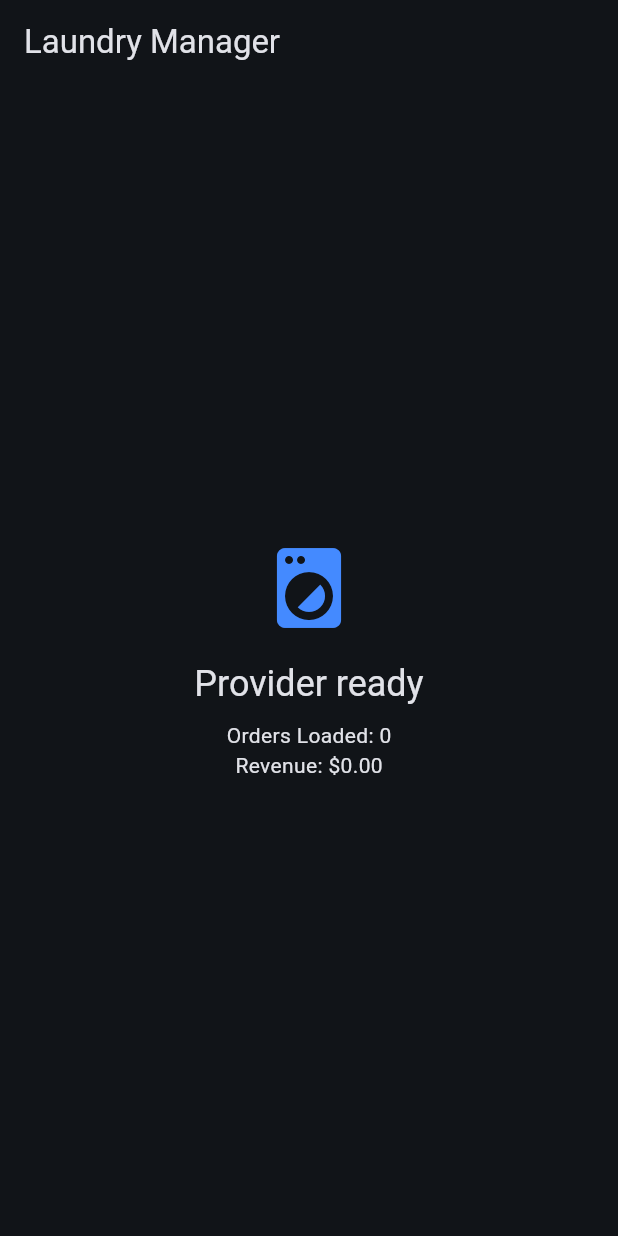
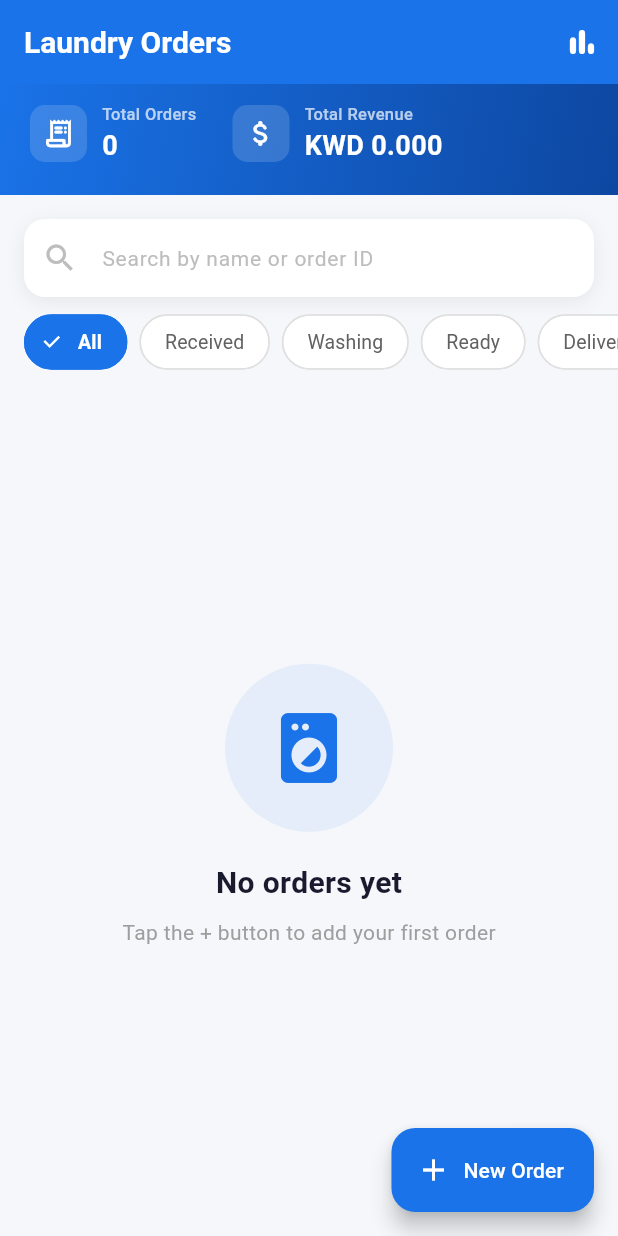
Before and after one commit to venetiafaber/flutter-laundry-orders, a Flutter app: the screen it shows after launch, on a phone screen of 412 x 824 dp. Run offline on Flutter 3.47's test engine with Material 3 defaults, Android fonts, the phone set to English and light mode, and no system bars; our stand-ins replace sqflite; accounts and stored records are empty.

Commit message:
feat: adds OrdersList screen with search, filter and dashboard

```diff
--- a/lib/main.dart
+++ b/lib/main.dart
@@ -1,6 +1,7 @@
 import 'package:flutter/material.dart';
 import 'package:provider/provider.dart';
 import 'providers/order_provider.dart';
+import 'screens/orders_list.dart';
 
 
 void main() {
@@ -22,7 +23,7 @@ class LaundryApp extends StatelessWidget {
           // theme of application
           colorScheme: ColorScheme.fromSeed(
             seedColor: Colors.blue,
-            brightness: Brightness.dark,
+            brightness: Brightness.light,
           ),
           useMaterial3: true,
           inputDecorationTheme: const InputDecorationTheme(
@@ -30,7 +31,16 @@ class LaundryApp extends StatelessWidget {
             contentPadding: EdgeInsets.symmetric(horizontal: 12, vertical: 14),
           ),
         ),
-        home: const _ProviderBootstrapper(),
+
+        // home: const _ProviderBootstrapper(),
+        // routes
+        initialRoute: '/',
+        routes: {
+          '/': (context) => const _ProviderBootstrapper(),
+          //'/add-order': (context) => AddOrder(),
+          //'/dashboard': (context) => Dashboard(),
+        },
+
       ),
     );
   }
@@ -49,7 +59,6 @@ class _ProviderBootstrapperState extends State<_ProviderBootstrapper> {
 @override
   void initState() {
     super.initState();
-
     context.read<OrderProvider>().loadOrders();
   }
 
@@ -64,27 +73,6 @@ Widget build(BuildContext context) {
     }
 
     // placeholder for OrdersListScreen
-    return Scaffold(
-      appBar: AppBar(
-        title: const Text('Laundry Manager'),
-        ),
-      body: Center(
-        child: Column(
-          mainAxisSize: MainAxisSize.min,
-          children: [
-            const Icon(Icons.local_laundry_service, size: 64, color: Colors.blueAccent),
-            const SizedBox(height: 16),
-            Text(
-              'Provider ready',
-              style: Theme.of(context).textTheme.headlineSmall,
-            ),
-            const SizedBox(height: 8),
-            Text('Orders Loaded: ${provider.stats['count']}'),
-            Text('Revenue: \$${(provider.stats['revenue'] as double).toStringAsFixed(2)}',
-            ),
-          ],
-        ),
-      ),
-    );
+    return const OrdersList();
   }
 }
--- a/lib/providers/order_provider.dart
+++ b/lib/providers/order_provider.dart
@@ -4,14 +4,14 @@ import '../db/database_helper.dart';
 
 class OrderProvider with ChangeNotifier {
 
-  final DatabaseHelper _db = DatabaseHelper();   // what does this do?
+  final DatabaseHelper _db = DatabaseHelper();
 
   List<Order>_orders = [];    // orders list from db
-  List<Order> _filtered = []; // order list after filter using searchquery is applied? is it?
+  List<Order> _filtered = []; // order list after filter using searchquery is applied
   String _searchQuery = '';   // what the user types in the search box
   String? _statusFilter;      // which status tab is active
-  bool _isLoading = false;    // variable to show loading spinner while DB is in fetching - why is this not stored in state like in react?
-  String? _error;             // variable to hold any error message - why is this not stored in state like in react?
+  bool _isLoading = false;    // variable to show loading spinner while DB is in fetching
+  String? _error;
 
   // public getters (exposed to widgets)
   List<Order> get orders => _filtered;
@@ -53,7 +53,7 @@ class OrderProvider with ChangeNotifier {
   // insert orders
   Future<void> addOrder(Order order) async {
     try {
-      final id = await _db.insertOrder(order); // does insertOrder in database helper return id? I cant see this in the insertOrder() in database helper
+      final id = await _db.insertOrder(order);
       // attaches the db generated if before adding to local state - why??
       _orders.insert(0, order.copyWith(id: id));    // index 0 - front of the list
       _applyFilters();
@@ -114,15 +114,15 @@ class OrderProvider with ChangeNotifier {
   }
 
   // private helper functions
-  void _setLoading(bool value) {    // why is the name of the function stating with _
+  void _setLoading(bool value) {
     _isLoading = value;
-    notifyListeners();              // what does this do? who does this notifiy?
+    notifyListeners();              // notifies all widgets that call context.watch
   }
 
-  void _applyFilters () {           // why is the name of the function stating with _
+  void _applyFilters () {
     _filtered = _orders.where((order) {
       final matchesSearch = _searchQuery.isEmpty ||
-        order.customerName.toLowerCase().contains(_searchQuery) ||    // explain - is this checking if the searchquery contains customername?
+        order.customerName.toLowerCase().contains(_searchQuery) ||
         order.id.toString().contains(_searchQuery);
 
       final matchesStatus = _statusFilter == null ||
@@ -148,14 +148,13 @@ class OrderProvider with ChangeNotifier {
 
 }
 
-// what is this? should we define the enum here or in the order model, normally we define in order model in mern app
 enum OrderStatus {
   received('Received'),
   washing('Washing'),
   ready('Ready'),
   delivered('Delivered');
 
-  const OrderStatus(this.value);    // why are we using const here and not final?
+  const OrderStatus(this.value);
   final String value;
 
   // human-friendly label with an emoji
--- /dev/null
+++ b/lib/screens/orders_list.dart
@@ -0,0 +1,542 @@
+import 'package:flutter/material.dart';
+import 'package:provider/provider.dart';
+import '../providers/order_provider.dart';
+import '../models/order.dart';
+
+class OrdersList extends StatefulWidget {
+  const OrdersList({super.key});
+  @override
+  State<OrdersList> createState() => _OrdersListState();
+}
+
+class _OrdersListState extends State<OrdersList> {
+  final TextEditingController _searchController = TextEditingController(); //explain, what is TextEditingController??
+
+  @override
+  void dispose() {
+    _searchController.dispose();
+    super.dispose();
+  }
+
+  @override
+  Widget build(BuildContext context) {
+    final provider = context.watch<OrderProvider>();
+
+    return Scaffold(
+      backgroundColor: const Color(0xFFF5F7FA),
+      appBar: AppBar(
+        elevation: 0,
+        backgroundColor: const Color(0xFF1A73E8),
+        foregroundColor: Colors.white,
+        title: const Text(
+          'Laundry Orders',
+          style: TextStyle(
+            fontWeight: FontWeight.bold,
+            fontSize: 20
+          ),
+        ),
+        actions: [
+          IconButton(
+            icon: const Icon(Icons.bar_chart_rounded),
+            tooltip: 'Dashboard',
+            onPressed: () => Navigator.pushNamed(context, '/dashboard'),
+          ),
+        ],
+      ),
+
+      floatingActionButton: FloatingActionButton.extended(
+        backgroundColor: const Color(0xFF1A73E8),
+        foregroundColor: Colors.white,
+        icon: const Icon(Icons.add),
+        label: const Text('New Order'),
+        onPressed: () => Navigator.pushNamed(context, '/add-order'),
+      ),
+
+      body: Column(
+        children: [
+          _DashboardBanner(stats: provider.stats),
+          _SearchBar(
+            controller: _searchController,
+            onChanged: (query) {
+              context.read<OrderProvider>().searchOrders(query);
+            },
+            onClear: () {
+              _searchController.clear();
+              context.read<OrderProvider>().searchOrders('');
+            },
+          ),
+          _FilterChipRow(
+            selected: provider.statusFilter,
+            onSelected: (status) => context.read<OrderProvider>().filterByStatus(status),
+          ),
+          Expanded(
+            child: _buildBody(provider, context),
+          ),
+        ],
+      ),
+    );
+  }
+
+  Widget _buildBody(OrderProvider provider, BuildContext context) {
+    if(provider.isLoading) {
+      return const Center(
+        child: CircularProgressIndicator(),
+      );
+    }
+    if(provider.orders.isEmpty) {
+      return const _EmptyState();
+    }
+
+    return ListView.builder(
+      padding: const EdgeInsets.fromLTRB(16, 8, 16, 100),
+      itemCount: provider.orders.length,
+      itemBuilder: (context, index) {
+        final order = provider.orders[index];
+        return _OrderCard(
+          order: order,
+          onTap: () => context.read<OrderProvider>().updateStatus(order.id!),
+        );
+      },
+    );
+  }
+}
+
+class _DashboardBanner extends StatelessWidget {
+  final Map<String, dynamic> stats;   // what is Map in flutter? is stats a variable, what is stats?
+
+  const _DashboardBanner({
+    required this.stats
+  });
+
+  @override
+  Widget build(BuildContext context) {
+    final totalOrders = stats['totalOrders'] ?? 0;
+    final totalRevenue = (stats['totalRevenue'] ?? 0.0) as double;
+
+    return Container(
+      width: double.infinity,
+      decoration: const BoxDecoration(
+        gradient: LinearGradient(
+          colors: [Color(0xFF1A73E8), Color(0xFF0D47A1)],
+          begin: Alignment.topLeft,
+          end: Alignment.bottomRight,
+        ),
+      ),
+      padding: const EdgeInsets.fromLTRB(20, 12, 20, 20),
+      child: Row(
+        children: [
+          _StatTile(
+            icon: Icons.receipt_long_rounded,
+            label: 'Total Orders',
+            value: totalOrders.toString(),
+          ),
+          const SizedBox(width: 24),
+          _StatTile(
+            icon: Icons.attach_money_rounded,
+            label: 'Total Revenue',
+            value: 'KWD ${totalRevenue.toStringAsFixed(3)}',
+          ),
+        ],
+      ),
+    );
+  }
+}
+
+class _StatTile extends StatelessWidget {
+  final IconData icon;
+  final String label;
+  final String value;
+
+  const _StatTile({
+    required this.icon,
+    required this.label,
+    required this.value,
+  });
+
+  @override
+  Widget build(BuildContext context) {
+    return Row(
+      children: [
+        Container(
+          padding: const EdgeInsets.all(8),
+          decoration: BoxDecoration(
+            color: Colors.white.withOpacity(0.15),
+            borderRadius: BorderRadius.circular(10),
+          ),
+          child: Icon(
+            icon,
+            color: Colors.white,
+            size: 22
+          ),
+        ),
+        const SizedBox(width: 10),
+        Column(
+          crossAxisAlignment: CrossAxisAlignment.start,
+          children: [
+            Text(
+              label,
+              style: const TextStyle(
+                color: Colors.white70,
+                fontSize: 11,
+                fontWeight: FontWeight.w500,
+              ),
+            ),
+            Text(
+              value,
+              style: const TextStyle(
+                color: Colors.white,
+                fontSize: 18,
+                fontWeight: FontWeight.bold,
+              ),
+            ),
+          ],
+        ),
+      ],
+    );
+  }
+}
+
+class _SearchBar extends StatelessWidget {
+  final TextEditingController controller;
+  final ValueChanged<String> onChanged;
+  final VoidCallback onClear;
+
+  const _SearchBar({
+    required this.controller,
+    required this.onChanged,
+    required this.onClear,
+  });
+
+  @override
+  Widget build(BuildContext context) {
+    return Container(
+      margin: const EdgeInsets.fromLTRB(16, 16, 16, 8),
+      decoration: BoxDecoration(
+        color: Colors.white,
+        borderRadius: BorderRadius.circular(14),
+        boxShadow: [
+          BoxShadow(
+            color: Colors.black.withOpacity(0.07),
+            blurRadius: 10,
+            offset: const Offset(0, 3),
+          ),
+        ],
+      ),
+      child: TextField(
+        controller: controller,
+        onChanged: onChanged,
+        decoration: InputDecoration(
+          hintText: 'Search by name or order ID',
+          hintStyle: TextStyle(
+            color: Colors.grey[400],
+            fontSize: 14
+          ),
+          prefixIcon: Icon(
+            Icons.search,
+            color: Colors.grey[400],
+          ),
+          suffixIcon: controller.text.isNotEmpty
+            ? IconButton(onPressed: onClear, icon: const Icon(Icons.clear, size: 18,))
+            : null,
+          border: InputBorder.none,
+          contentPadding: const EdgeInsets.symmetric(horizontal: 16, vertical: 14),
+        ),
+      ),
+    );
+  }
+}
+
+class _FilterChipRow extends StatelessWidget {
+  final String? selected;
+  final ValueChanged<String?> onSelected;
+
+  const _FilterChipRow({
+    required this.selected,
+    required this.onSelected
+  });
+
+  static const _filters = [
+    {'label': 'All', 'value': null},
+    {'label': 'Received', 'value': 'Received'},
+    {'label': 'Washing', 'value': 'Washing'},
+    {'label': 'Ready', 'value': 'Ready'},
+    {'label': 'Delivered', 'value': 'Delivered'},
+  ];
+
+  @override
+  Widget build(BuildContext context) {
+    return SizedBox(
+      height: 44,
+      child: ListView.separated(    // what widget is listview.seperated?
+        scrollDirection: Axis.horizontal,
+        padding: const EdgeInsets.symmetric(horizontal: 16),
+        itemCount: _filters.length,
+        separatorBuilder: (_, __) => const SizedBox(width: 8),
+        itemBuilder: (context, i) {
+          final filter = _filters[i];
+          final label = filter['label'] as String;
+          final value = filter['value'] as String?;
+          final isSelected = selected == value;
+
+          return FilterChip(
+            label: Text(label),
+            selected: isSelected,
+            onSelected: (_) => onSelected(value),
+            selectedColor: const Color(0xFF1A73E8),
+            checkmarkColor: Colors.white,
+            labelStyle: TextStyle(
+              color: isSelected ? Colors.white : Colors.grey[700],
+              fontWeight: isSelected ? FontWeight.bold : FontWeight.normal,
+              fontSize: 13,
+            ),
+            backgroundColor: Colors.white,
+            shape: RoundedRectangleBorder(
+              borderRadius: BorderRadius.circular(20),
+              side: BorderSide(
+                color: isSelected ? const Color(0xFF1A73E8) : Colors.grey[300]!,
+                ),
+            ),
+          );
+        }
+      ),
+    );
+  }
+}
+
+class _OrderCard extends StatelessWidget {
+  final Order order;
+  final VoidCallback onTap;
+
+  const _OrderCard({
+    required this.order,
+    required this.onTap
+  });
+
+  @override
+  Widget build(BuildContext context) {
+    final statusColor = _statusColor(order.status);
+
+    return GestureDetector(
+      onTap: onTap,
+      child: Container(
+        margin: const EdgeInsets.only(bottom: 12),
+        decoration: BoxDecoration(
+          color: Colors.white,
+          borderRadius: BorderRadius.circular(16),
+          boxShadow: [
+            BoxShadow(
+            color: Colors.black.withOpacity(0.06),
+            blurRadius: 12,
+            offset: const Offset(0, 4),
+            ),
+          ],
+        ),
+        child: Padding(
+          padding: const EdgeInsets.all(16),
+          child: Column(
+            crossAxisAlignment: CrossAxisAlignment.start,
+            children: [
+              Row(
+                children: [
+                  Text(
+                    '#${order.id?.toString().padLeft(4,'0') ?? '----'}',
+                    style: TextStyle(
+                      color: Colors.grey[500],
+                      fontSize: 12,
+                      fontWeight: FontWeight.w600,
+                      letterSpacing: 0.5,
+                    ),
+                  ),
+                  _StatusChip(
+                    status: order.status,
+                    color: statusColor
+                  ),
+                ],
+              ),
+              const SizedBox(height: 8),
+              Text(
+                order.customerName,
+                style: const TextStyle(
+                  fontSize: 16,
+                  fontWeight: FontWeight.bold,
+                  color: Color(0xFF1A1A2E),
+                ),
+              ),
+              const SizedBox(height: 4),
+
+              // service type and phone
+              Row(
+                children: [
+                  Icon(
+                    Icons.local_laundry_service_rounded,
+                    size: 14,
+                    color: Colors.grey[400],
+                  ),
+                  const SizedBox(width: 4),
+                  Text(
+                    order.serviceType,
+                    style: TextStyle(
+                      color: Colors.grey[600],
+                      fontSize: 13
+                    ),
+                  ),
+                  const SizedBox(width: 16),
+                  Icon(
+                    Icons.phone_outlined,
+                    size: 14,
+                    color: Colors.grey[400],
+                  ),
+                  const SizedBox(width: 4),
+                  Text(
+                    order.phoneNumber,
+                    style: TextStyle(
+                      color: Colors.grey[600],
+                      fontSize: 13
+                    ),
+                  ),
+                ],
+              ),
+
+              const SizedBox(height: 12),
+              const Divider(height: 1),
+              const SizedBox(height: 12),
+
+              // footer
+              Row(
+                mainAxisAlignment: MainAxisAlignment.spaceBetween,
+                children: [
+                  Text(
+                    'KWD ${order.totalPrice.toStringAsFixed(3)}',
+                    style: const TextStyle(
+                      fontSize: 16,
+                      fontWeight: FontWeight.bold,
+                      color: Color(0xFF1A73E8),
+                    ),
+                  ),
+                  if(order.status != 'Delivered')
+                  Row(
+                    children: [
+                      Text(
+                        'Tap to advance',
+                        style: TextStyle(
+                          fontSize: 11,
+                          color: Colors.grey[400],
+                        ),
+                      ),
+                      const SizedBox(width: 4),
+                      Icon(
+                        Icons.arrow_forward_ios_rounded,
+                        size: 11,
+                        color: Colors.grey[400],
+                      ),
+                    ],
+                  ),
+                ],
+              ),
+
+            ],
+          ),
+        ),
+      ),
+    );
+  }
+
+  Color _statusColor(String status) {
+    switch(status) {
+      case 'Received': return Colors.blue;
+      case 'Washing': return Colors.orange;
+      case 'Ready': return Colors.green;
+      case 'Delivered': return Colors.grey;
+      default: return Colors.grey;
+    }
+  }
+}
+
+class _StatusChip extends StatelessWidget {
+  final String status;
+  final Color color;
+
+  const _StatusChip({
+    required this.status,
+    required this.color,
+  });
+
+  @override
+  Widget build(BuildContext context) {
+    return Container(
+      padding: const EdgeInsets.symmetric(horizontal: 10, vertical: 4),
+      decoration: BoxDecoration(
+        color: color.withOpacity(0.12),
+        borderRadius: BorderRadius.circular(20),
+        border: Border.all(color: color.withOpacity(0.4), width: 1),
+      ),
+      child: Row(
+        mainAxisSize: MainAxisSize.min,
+        children: [
+          Container(
+            width: 6,
+            height: 6,
+            decoration: BoxDecoration(
+              color: color,
+              shape: BoxShape.circle,
+            ),
+          ),
+          const SizedBox(width: 5),
+          Text(
+            status,
+            style: TextStyle(
+              color: color,
+              fontSize: 11,
+              fontWeight: FontWeight.w700,
+              letterSpacing: 0.3,
+            ),
+          ),
+        ],
+      ),
+    );
+  }
+}
+
+class _EmptyState extends StatelessWidget {
+  const _EmptyState();
+
+  @override
+  Widget build(BuildContext context) {
+    return Center(
+      child: Column(
+        mainAxisAlignment: MainAxisAlignment.center,
+        children: [
+          Container(
+            padding: const EdgeInsets.all(28),
+            decoration: BoxDecoration(
+              color: const Color(0xFF1A73E8).withOpacity(0.08),
+              shape: BoxShape.circle,
+            ),
+            child: const Icon(
+              Icons.local_laundry_service_rounded,
+              size: 56,
+              color: Color(0xFF1A73E8),
+            ),
+          ),
+          const SizedBox(height: 20),
+          const Text(
+            'No orders yet',
+            style: TextStyle(
+              fontSize: 20,
+              fontWeight: FontWeight.bold,
+              color: Color(0xFF1A1A2E),
+            ),
+          ),
+          const SizedBox(height: 8),
+          Text(
+            'Tap the + button to add your first order',
+            style: TextStyle(
+              fontSize: 14,
+              color: Colors.grey[500]
+            ),
+          )
+        ],
+      ),
+    );
+  }
+}
```
Also changed, not shown: 2 other files.
